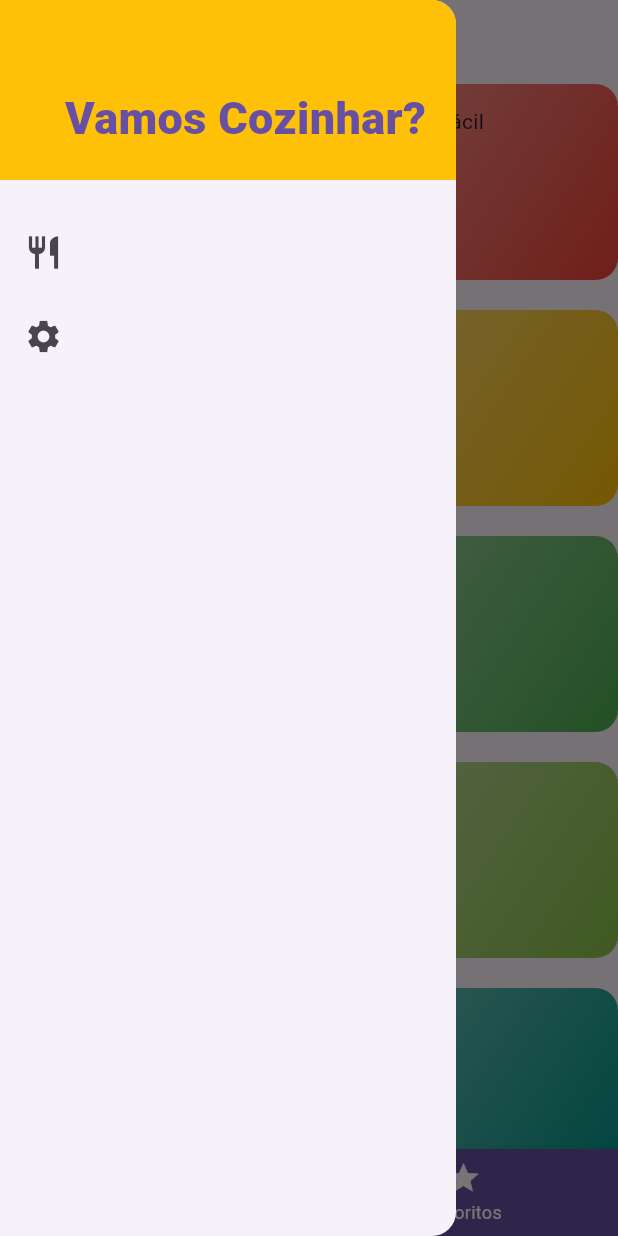
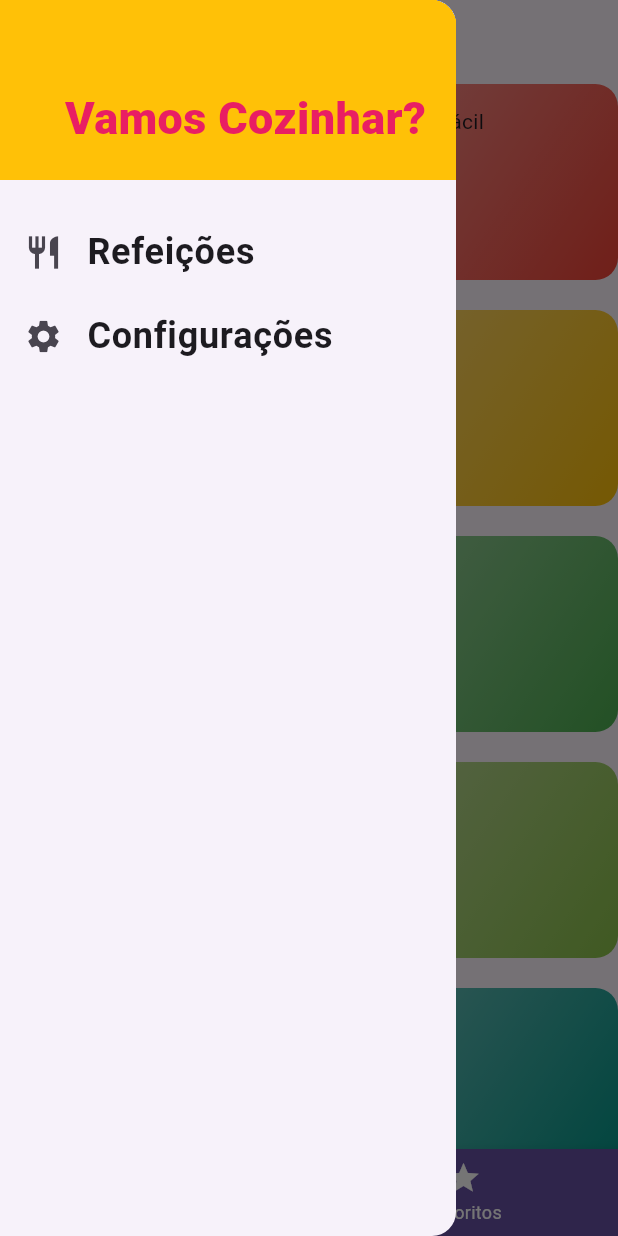
Before and after one commit to Hudsonrb77/flutter_FoodApp, a Flutter app: the screen it shows after launch, with the side drawer open, on a phone screen of 412 x 824 dp. Run offline on Flutter 3.47's test engine with Material 3 defaults, Android fonts, the phone set to English and light mode, and no system bars; Roboto replaces fonts that are missing (RobotoCondensed).

Commit message:
Iniciando o Drawer

```diff
--- a/lib/components/main_drawer.dart
+++ b/lib/components/main_drawer.dart
@@ -1,18 +1,16 @@
-import 'dart:convert';
-
 import 'package:flutter/material.dart';
 
 class MainDrawer extends StatelessWidget {
   const MainDrawer({super.key});
 
-  Widget _createItem(IconData icon, String Label) {
+  Widget _createItem(IconData icon, String label) {
     return ListTile(
       leading: Icon(
         icon,
         size: 26,
       ),
       title: Text(label,
-          style: TextStyle(
+          style: const TextStyle(
             fontFamily: 'RobotoCondensed',
             fontSize: 24,
             fontWeight: FontWeight.bold,
@@ -30,19 +28,19 @@ class MainDrawer extends StatelessWidget {
             height: 120,
             //ocupa a largura maxima que posso usar.
             width: double.infinity,
-            padding: EdgeInsets.all(20),
+            padding: const EdgeInsets.all(20),
             color: Theme.of(context).hintColor,
             alignment: Alignment.bottomRight,
-            child: Text(
+            child: const Text(
               'Vamos Cozinhar?',
               style: TextStyle(
                 fontWeight: FontWeight.w900,
                 fontSize: 30,
-                color: Theme.of(context).primaryColor,
+                color: Colors.pink,
               ),
             ),
           ),
-          SizedBox(height: 20),
+          const SizedBox(height: 20),
           _createItem(Icons.restaurant, 'Refeições'),
           _createItem(Icons.settings, 'Configurações'),
         ],
```
